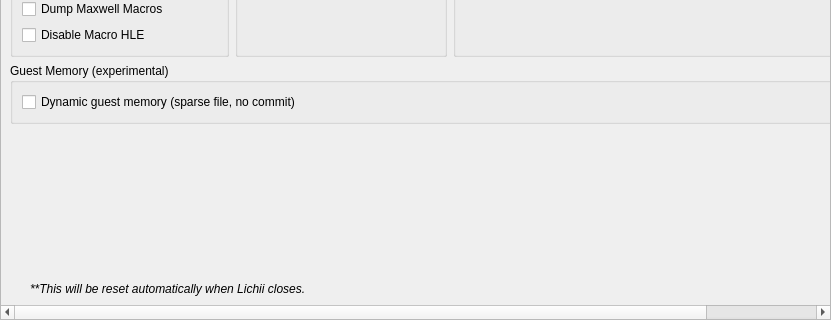
elnekugm/TuttiFrutti, file src/lichii/configuration/configure_debug.ui: the form before one commit; both pictures show x 0 to 831 and y 440 to 760 of the 831 by 760 pixel window.
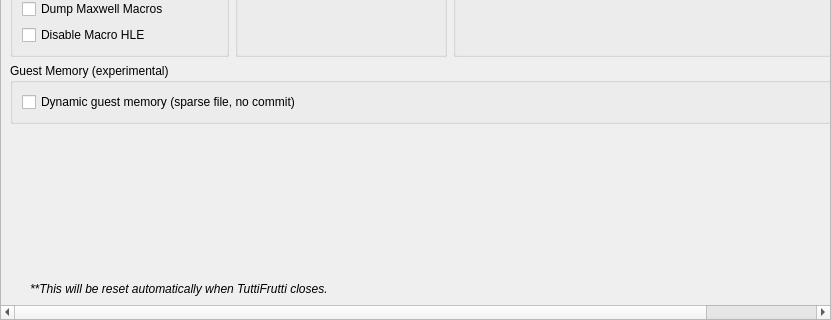
The form after the commit.

Commit message:
Rebrand to TuttiFrutti: name, icon, wordmark and updater repo
A port on Windows keeps its data in a user folder beside the emulator and imports the previous profile on first start.

```diff
--- a/src/lichii/configuration/configure_debug.ui
+++ b/src/lichii/configuration/configure_debug.ui
@@ -803,7 +803,7 @@
        </font>
       </property>
       <property name="text">
-    <string>**This will be reset automatically when Lichii closes.</string>
+    <string>**This will be reset automatically when TuttiFrutti closes.</string>
       </property>
       <property name="indent">
        <number>20</number>
```
Left out of the diff: 4 changed lines with no effect on the pictures. The commit also changes 43 other files.
